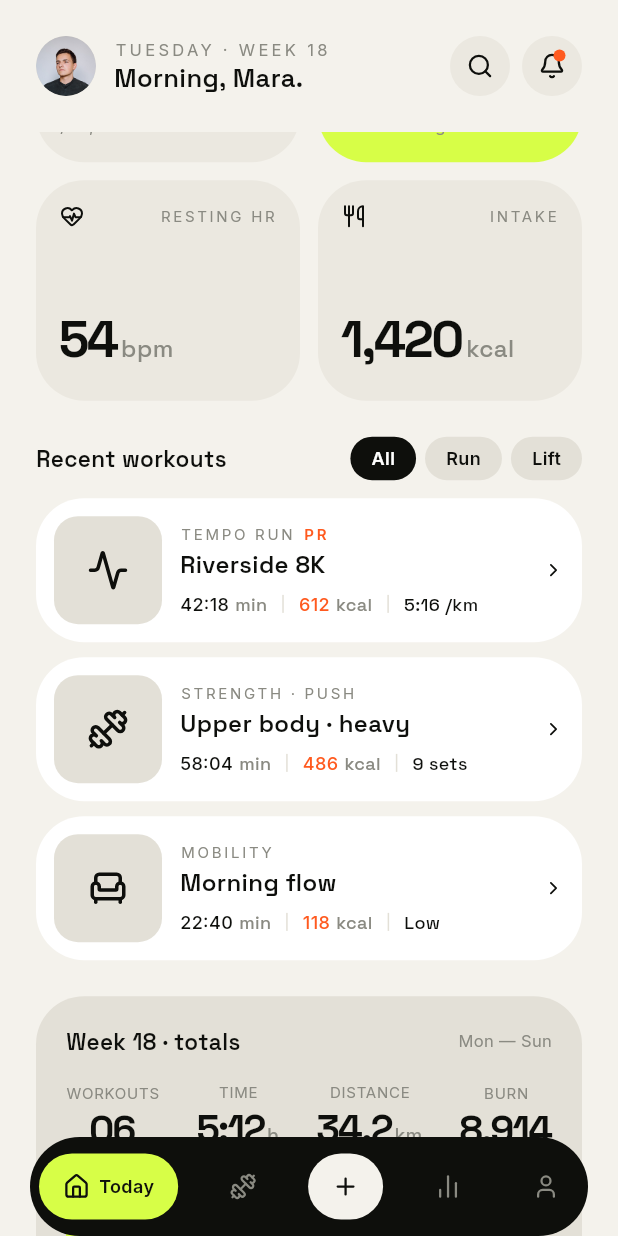
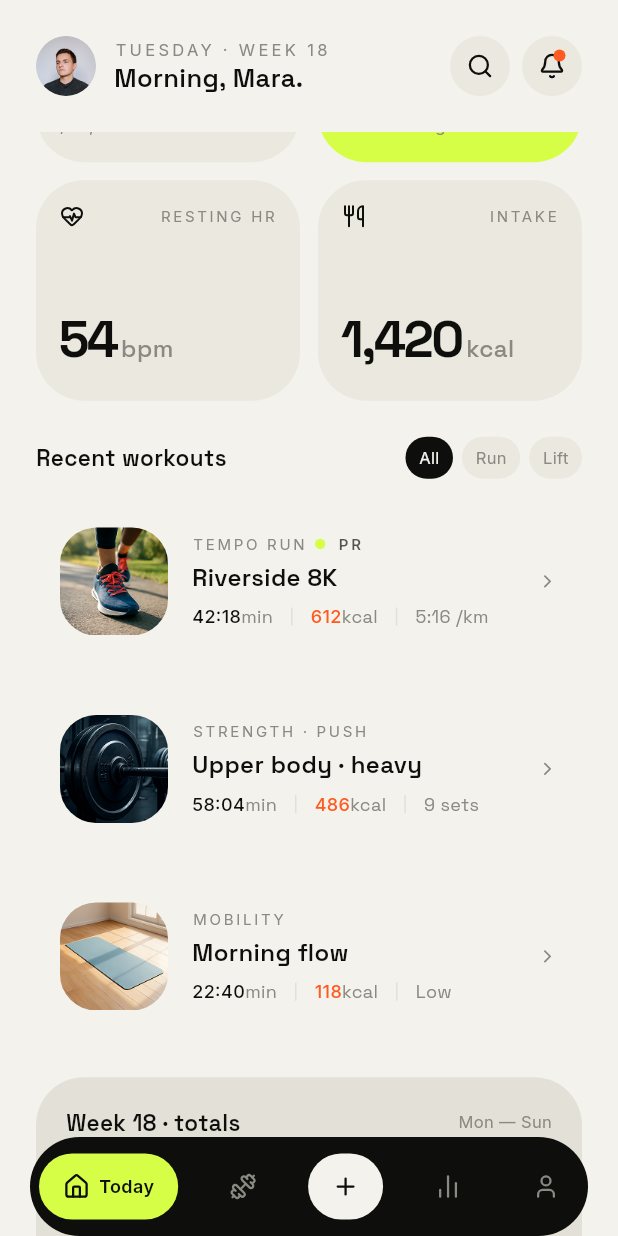
Before and after one commit to ashiq-dev-codes/droplet_flutter, a Flutter app: the screen it shows after launch, scrolled down 576 dp, on a phone screen of 412 x 824 dp. Run offline on Flutter 3.47's test engine with Material 3 defaults, Android fonts, the phone set to English and light mode, and no system bars; our stand-ins replace device_preview, lucide_icons_flutter.

Commit message:
feat: add recent workout images and improve layout for workouts section

```diff
--- a/lib/features/today/presentation/page/today_page.dart
+++ b/lib/features/today/presentation/page/today_page.dart
@@ -888,6 +888,8 @@ class _ActivitySectionState extends State<_ActivitySection>
 class _WorkoutsSection extends StatelessWidget {
   const _WorkoutsSection();
 
+  static const _filters = ['All', 'Run', 'Lift'];
+
   @override
   Widget build(BuildContext context) {
     return Column(
@@ -899,26 +901,25 @@ class _WorkoutsSection extends StatelessWidget {
             const Text(
               'Recent workouts',
               style: TextStyle(
+                fontSize: 15,
+                fontWeight: FontWeight.w600,
+                color: AppColors.textPrimary,
                 fontFamily: AppFont.spaceGrotesk,
-                fontWeight: FontWeight.w600,
-                fontSize: 15,
-                color: AppColors.textPrimary,
               ),
             ),
             Row(
               children: [
-                _filterChip('All', true),
-                const SizedBox(width: 6),
-                _filterChip('Run', false),
-                const SizedBox(width: 6),
-                _filterChip('Lift', false),
+                for (var i = 0; i < _filters.length; i++) ...[
+                  if (i > 0) const SizedBox(width: 6),
+                  _filterChip(_filters[i], i == 0),
+                ],
               ],
             ),
           ],
         ),
         const SizedBox(height: 12),
         _workoutTile(
-          icon: LucideIcons.activity,
+          imagePath: 'assets/images/recent_img_1.png',
           tag: 'TEMPO RUN',
           tagBadge: 'PR',
           title: 'Riverside 8K',
@@ -926,18 +927,18 @@ class _WorkoutsSection extends StatelessWidget {
           calories: '612',
           pace: '5:16 /km',
         ),
-        const SizedBox(height: 10),
+        const SizedBox(height: 12),
         _workoutTile(
-          icon: LucideIcons.dumbbell,
+          imagePath: 'assets/images/recent_img_2.png',
           tag: 'STRENGTH · PUSH',
           title: 'Upper body · heavy',
           duration: '58:04',
           calories: '486',
           pace: '9 sets',
         ),
-        const SizedBox(height: 10),
+        const SizedBox(height: 12),
         _workoutTile(
-          icon: LucideIcons.armchair,
+          imagePath: 'assets/images/recent_img_3.png',
           tag: 'MOBILITY',
           title: 'Morning flow',
           duration: '22:40',
@@ -950,25 +951,25 @@ class _WorkoutsSection extends StatelessWidget {
 
   Widget _filterChip(String label, bool active) {
     return Container(
-      padding: const EdgeInsets.symmetric(horizontal: 14, vertical: 6),
+      padding: const EdgeInsets.symmetric(vertical: 6, horizontal: 9),
       decoration: BoxDecoration(
-        color: active ? AppColors.textPrimary : AppColors.surface,
-        borderRadius: BorderRadius.circular(20),
+        borderRadius: BorderRadius.circular(111),
+        color: active ? AppColors.primary : AppColors.backgroundDark,
       ),
       child: Text(
         label,
         style: TextStyle(
+          fontSize: 11,
           fontFamily: AppFont.inter,
-          fontWeight: FontWeight.w600,
-          fontSize: 12,
-          color: active ? AppColors.white : AppColors.textPrimary,
+          fontWeight: FontWeight.w400,
+          color: active ? AppColors.background : AppColors.textSecondary,
         ),
       ),
     );
   }
 
   Widget _workoutTile({
-    required IconData icon,
+    required String imagePath,
     required String tag,
     String? tagBadge,
     required String title,
@@ -977,24 +978,21 @@ class _WorkoutsSection extends StatelessWidget {
     required String pace,
   }) {
     return Container(
-      padding: const EdgeInsets.all(12),
-      decoration: BoxDecoration(
-        color: AppColors.white,
-        borderRadius: BorderRadius.circular(32),
-      ),
+      padding: const EdgeInsets.symmetric(vertical: 20.5, horizontal: 16),
       child: Row(
         children: [
-          // Icon
-          Container(
-            width: 72,
-            height: 72,
-            decoration: BoxDecoration(
-              color: AppColors.surface,
-              borderRadius: BorderRadius.circular(16),
+          // Thumbnail image
+          ClipRRect(
+            borderRadius: BorderRadius.circular(24),
+            child: Image.asset(
+              imagePath,
+              width: 72,
+              height: 72,
+              fit: BoxFit.cover,
             ),
-            child: Icon(icon, size: 28, color: AppColors.textPrimary),
           ),
-          const SizedBox(width: 12),
+          const SizedBox(width: 16),
+
           // Info
           Expanded(
             child: Column(
@@ -1005,36 +1003,45 @@ class _WorkoutsSection extends StatelessWidget {
                     Text(
                       tag,
                       style: const TextStyle(
+                        fontSize: 10,
+                        letterSpacing: 1.8,
                         fontFamily: AppFont.inter,
                         fontWeight: FontWeight.w400,
-                        fontSize: 10,
-                        letterSpacing: 1.8,
                         color: AppColors.textSecondary,
                       ),
                     ),
                     if (tagBadge != null) ...[
                       const SizedBox(width: 6),
+                      Container(
+                        width: 7,
+                        height: 7,
+                        decoration: BoxDecoration(
+                          shape: BoxShape.circle,
+                          color: AppColors.accentLime,
+                        ),
+                      ),
+                      const SizedBox(width: 8),
                       Text(
                         tagBadge,
-                        style: const TextStyle(
+                        style: TextStyle(
+                          fontSize: 10,
+                          letterSpacing: 1.8,
                           fontFamily: AppFont.inter,
                           fontWeight: FontWeight.w600,
-                          fontSize: 10,
-                          letterSpacing: 1.8,
-                          color: AppColors.accentOrange,
+                          color: AppColors.textPrimary.withValues(alpha: 0.7),
                         ),
                       ),
                     ],
                   ],
                 ),
-                const SizedBox(height: 2),
+                const SizedBox(height: 4),
                 Text(
                   title,
                   style: const TextStyle(
+                    fontSize: 16,
+                    fontWeight: FontWeight.w600,
+                    color: AppColors.textPrimary,
                     fontFamily: AppFont.spaceGrotesk,
-                    fontWeight: FontWeight.w600,
-                    fontSize: 16,
-                    color: AppColors.textPrimary,
                   ),
                 ),
                 const SizedBox(height: 6),
@@ -1043,54 +1050,52 @@ class _WorkoutsSection extends StatelessWidget {
                     Text(
                       duration,
                       style: const TextStyle(
+                        fontSize: 12,
                         fontFamily: AppFont.inter,
                         fontWeight: FontWeight.w500,
-                        fontSize: 12,
                         color: AppColors.textPrimary,
                       ),
                     ),
-                    const SizedBox(width: 4),
                     const Text(
                       'min',
                       style: TextStyle(
+                        fontSize: 12,
+                        fontWeight: FontWeight.w400,
+                        color: AppColors.textSecondary,
                         fontFamily: AppFont.spaceGrotesk,
-                        fontWeight: FontWeight.w500,
-                        fontSize: 12,
-                        color: AppColors.textSecondary,
                       ),
                     ),
-                    const SizedBox(width: 10),
+                    const SizedBox(width: 12),
                     Container(width: 1, height: 12, color: AppColors.divider),
-                    const SizedBox(width: 10),
+                    const SizedBox(width: 12),
                     Text(
                       calories,
                       style: const TextStyle(
+                        fontSize: 12,
                         fontFamily: AppFont.inter,
                         fontWeight: FontWeight.w500,
-                        fontSize: 12,
                         color: AppColors.accentOrange,
                       ),
                     ),
-                    const SizedBox(width: 4),
                     const Text(
                       'kcal',
                       style: TextStyle(
+                        fontSize: 12,
+                        fontWeight: FontWeight.w400,
+                        color: AppColors.textSecondary,
                         fontFamily: AppFont.spaceGrotesk,
-                        fontWeight: FontWeight.w500,
-                        fontSize: 12,
-                        color: AppColors.textSecondary,
                       ),
                     ),
-                    const SizedBox(width: 10),
+                    const SizedBox(width: 12),
                     Container(width: 1, height: 12, color: AppColors.divider),
-                    const SizedBox(width: 10),
+                    const SizedBox(width: 12),
                     Text(
                       pace,
                       style: const TextStyle(
+                        fontSize: 12,
+                        fontWeight: FontWeight.w400,
+                        color: AppColors.textSecondary,
                         fontFamily: AppFont.spaceGrotesk,
-                        fontWeight: FontWeight.w500,
-                        fontSize: 12,
-                        color: AppColors.textPrimary,
                       ),
                     ),
                   ],
@@ -1098,10 +1103,11 @@ class _WorkoutsSection extends StatelessWidget {
               ],
             ),
           ),
+
           const Icon(
             LucideIcons.chevronRight,
             size: 14,
-            color: AppColors.textPrimary,
+            color: AppColors.textSecondary,
           ),
         ],
       ),
```
Also changed, not shown: assets/images/recent_img_1.png (added), assets/images/recent_img_2.png (added), assets/images/recent_img_3.png (added).
